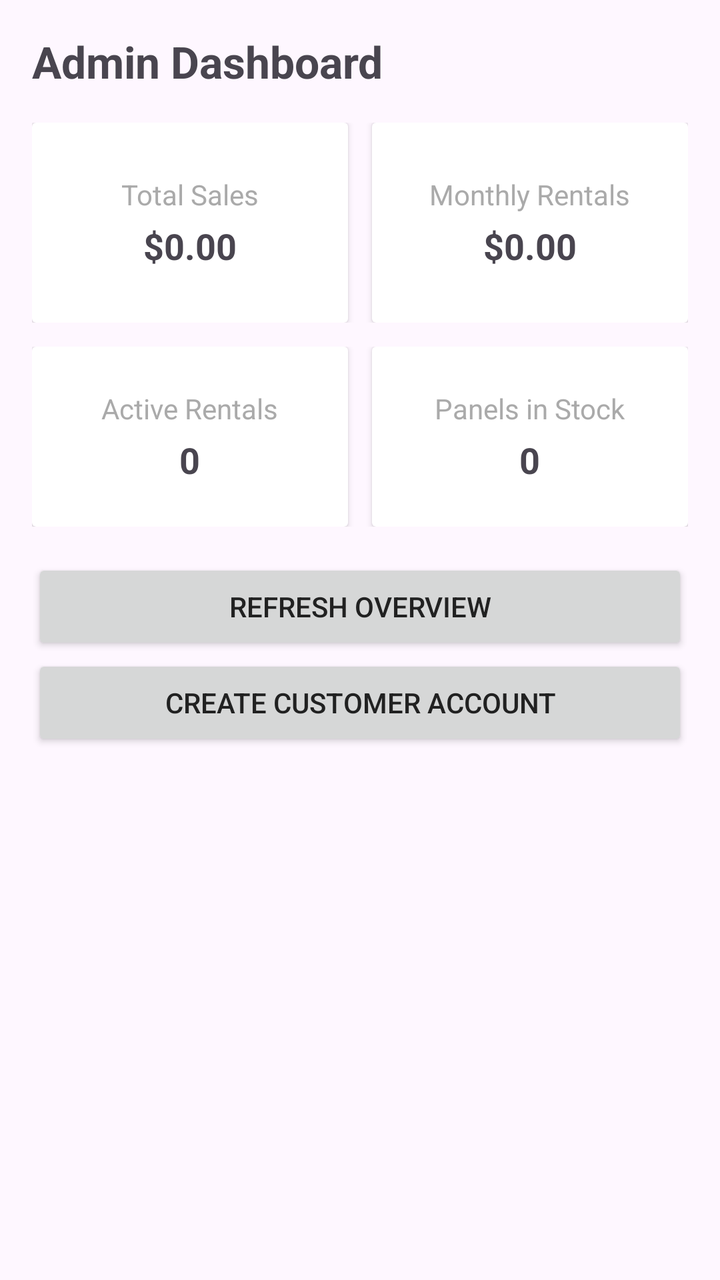
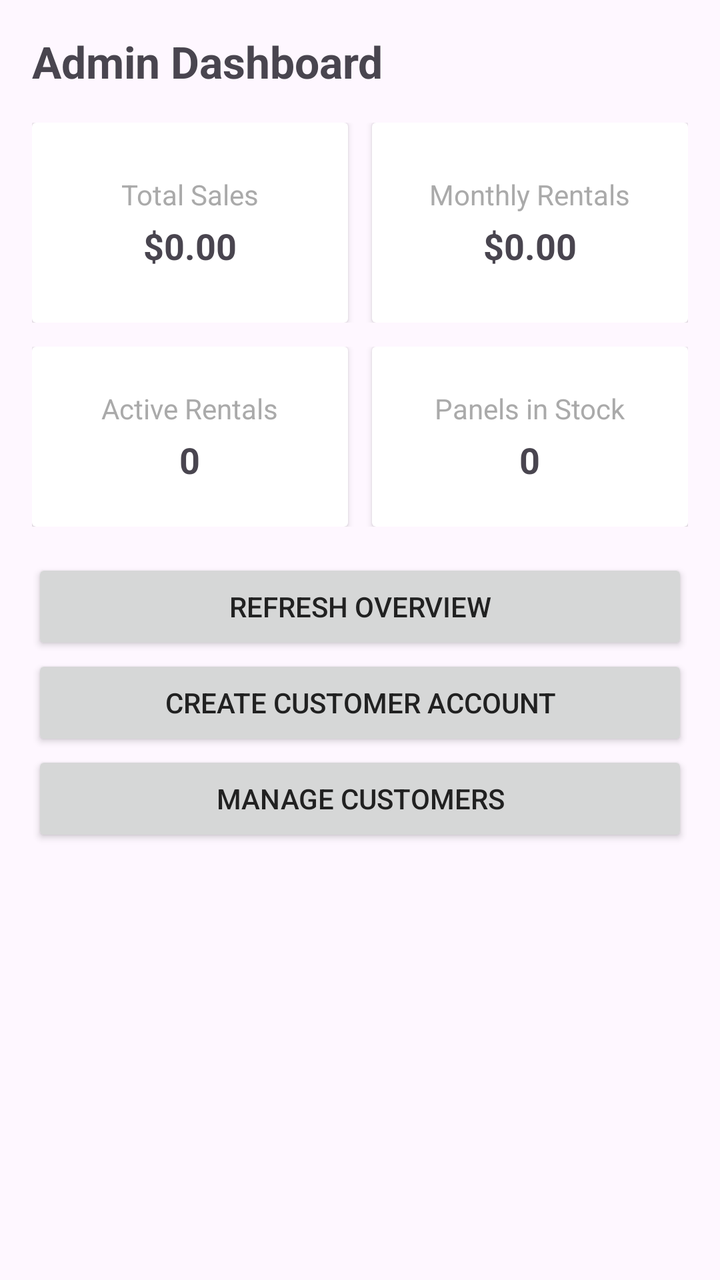

Screens rendered from an Android XML layout before and after an edit, with the pre-edit source and the edit as a unified diff.
<!-- AndroidManifest.xml: application theme Theme.SecureAFenceAdministrator -->
<!-- res/layout/fragment_dashboard.xml -->
<?xml version="1.0" encoding="utf-8"?>
<ScrollView xmlns:android="http://schemas.android.com/apk/res/android"
    android:layout_width="match_parent"
    android:layout_height="match_parent"
    android:padding="16dp">

    <LinearLayout
        android:layout_width="match_parent"
        android:layout_height="wrap_content"
        android:orientation="vertical">

        <TextView
            android:layout_width="wrap_content"
            android:layout_height="wrap_content"
            android:text="Admin Dashboard"
            android:textSize="22sp"
            android:textStyle="bold"
            android:layout_marginBottom="16dp"/>

        <LinearLayout
            android:layout_width="match_parent"
            android:layout_height="wrap_content"
            android:orientation="horizontal"
            android:weightSum="2"
            android:layout_marginBottom="12dp">

            <androidx.cardview.widget.CardView
                android:layout_width="0dp"
                android:layout_height="100dp"
                android:layout_weight="1"
                android:layout_marginEnd="6dp"
                android:elevation="4dp">
                <LinearLayout
                    android:layout_width="match_parent"
                    android:layout_height="match_parent"
                    android:orientation="vertical"
                    android:gravity="center"
                    android:padding="8dp">
                    <TextView
                        android:layout_width="wrap_content"
                        android:layout_height="wrap_content"
                        android:text="Total Sales"
                        android:textSize="14sp"
                        android:textColor="@android:color/darker_gray"/>
                    <TextView
                        android:id="@+id/tvSalesRevenue"
                        android:layout_width="wrap_content"
                        android:layout_height="wrap_content"
                        android:text="$0.00"
                        android:textSize="18sp"
                        android:textStyle="bold"
                        android:layout_marginTop="4dp"/>
                </LinearLayout>
            </androidx.cardview.widget.CardView>

            <androidx.cardview.widget.CardView
                android:layout_width="0dp"
                android:layout_height="100dp"
                android:layout_weight="1"
                android:layout_marginStart="6dp"
                android:elevation="4dp">
                <LinearLayout
                    android:layout_width="match_parent"
                    android:layout_height="match_parent"
                    android:orientation="vertical"
                    android:gravity="center"
                    android:padding="8dp">
                    <TextView
                        android:layout_width="wrap_content"
                        android:layout_height="wrap_content"
                        android:text="Monthly Rentals"
                        android:textSize="14sp"
                        android:textColor="@android:color/darker_gray"/>
                    <TextView
                        android:id="@+id/tvMonthlyRental"
                        android:layout_width="wrap_content"
                        android:layout_height="wrap_content"
                        android:text="$0.00"
                        android:textSize="18sp"
                        android:textStyle="bold"
                        android:layout_marginTop="4dp"/>
                </LinearLayout>
            </androidx.cardview.widget.CardView>

        </LinearLayout>

        <LinearLayout
            android:layout_width="match_parent"
            android:layout_height="wrap_content"
            android:orientation="horizontal"
            android:weightSum="2"
            android:layout_marginBottom="16dp">

            <androidx.cardview.widget.CardView
                android:layout_width="0dp"
                android:layout_height="90dp"
                android:layout_weight="1"
                android:layout_marginEnd="6dp"
                android:elevation="4dp">
                <LinearLayout
                    android:layout_width="match_parent"
                    android:layout_height="match_parent"
                    android:orientation="vertical"
                    android:gravity="center"
                    android:padding="8dp">
                    <TextView
                        android:layout_width="wrap_content"
                        android:layout_height="wrap_content"
                        android:text="Active Rentals"
                        android:textSize="14sp"
                        android:textColor="@android:color/darker_gray"/>
                    <TextView
                        android:id="@+id/tvActiveRentals"
                        android:layout_width="wrap_content"
                        android:layout_height="wrap_content"
                        android:text="0"
                        android:textSize="18sp"
                        android:textStyle="bold"
                        android:layout_marginTop="4dp"/>
                </LinearLayout>
            </androidx.cardview.widget.CardView>

            <androidx.cardview.widget.CardView
                android:layout_width="0dp"
                android:layout_height="90dp"
                android:layout_weight="1"
                android:layout_marginStart="6dp"
                android:elevation="4dp">
                <LinearLayout
                    android:layout_width="match_parent"
                    android:layout_height="match_parent"
                    android:orientation="vertical"
                    android:gravity="center"
                    android:padding="8dp">
                    <TextView
                        android:layout_width="wrap_content"
                        android:layout_height="wrap_content"
                        android:text="Panels in Stock"
                        android:textSize="14sp"
                        android:textColor="@android:color/darker_gray"/>
                    <TextView
                        android:id="@+id/tvStock"
                        android:layout_width="wrap_content"
                        android:layout_height="wrap_content"
                        android:text="0"
                        android:textSize="18sp"
                        android:textStyle="bold"
                        android:layout_marginTop="4dp"/>
                </LinearLayout>
            </androidx.cardview.widget.CardView>

        </LinearLayout>

        <Button
            android:id="@+id/btnRefresh"
            android:layout_width="match_parent"
            android:layout_height="wrap_content"
            android:text="Refresh Overview"/>

        <Button
            android:id="@+id/btnCreateCustomer"
            android:layout_width="match_parent"
            android:layout_height="wrap_content"
            android:text="Create Customer Account"/>

    </LinearLayout>
</ScrollView>
<!-- resources referenced by this layout -->
<resources>
  <style name="Theme.SecureAFenceAdministrator" parent="Theme.Material3.DayNight.NoActionBar">
          <item name="colorPrimary">@color/primary_blue</item>
          <item name="android:textColorPrimary">@color/text_dark</item>
      </style>
  <color name="primary_blue">#FF0D47A1</color>
  <color name="text_dark">#FF212121</color>
</resources>

<!-- the commit's change to res/layout/fragment_dashboard.xml (unified diff, before → after) -->
@@ -163,5 +163,11 @@
             android:layout_height="wrap_content"
             android:text="Create Customer Account"/>
 
+        <Button
+            android:id="@+id/btnManageCustomers"
+            android:layout_width="match_parent"
+            android:layout_height="wrap_content"
+            android:text="Manage Customers"/>
+
     </LinearLayout>
 </ScrollView>
